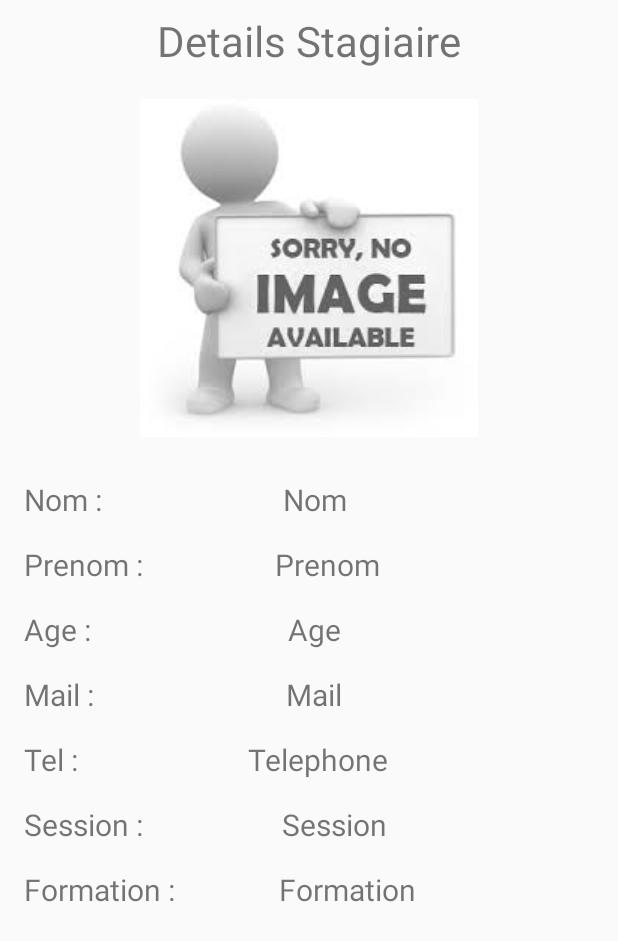
After one commit to commandantmarcos/evenements, an Android app: the layout activity_details_stagiaire.xml on its own in the app's theme, with its tools: preview values and no code run, on a phone screen of 412 x 824 dp. The commit adds this screen. Shown: the top 941 px of the screen. Run offline under Robolectric (Android 15) with nearby library versions, the phone set to English and light mode, and no system bars.

Commit message:
Details Stagiaire V1 (Layout + Activité + Strings + Image dans drawable)

```diff
--- /dev/null
+++ b/app/src/main/java/com/ldnr/evenements/DetailsStagiaireActivity.java
@@ -0,0 +1,61 @@
+package com.ldnr.evenements;
+
+import android.support.v7.app.AppCompatActivity;
+import android.os.Bundle;
+import android.widget.ImageView;
+import android.widget.TextView;
+
+import com.squareup.picasso.Picasso;
+
+/**
+ * Vue de détail des informations d'un stagiare
+ */
+public class DetailsStagiaireActivity extends AppCompatActivity {
+
+    // Ici les clés des extras contenant les informations
+    private String EXTRA_IMAGE = "imageUrl";
+    private String EXTRA_NOM = "nom";
+    private String EXTRA_PRENOM = "prenom";
+    private String EXTRA_AGE = "age";
+    private String EXTRA_MAIL = "mail";
+    private String EXTRA_TEL = "tel";
+    private String EXTRA_SESSION = "session";
+    private String EXTRA_FORMATION = "formation";
+
+    @Override
+    protected void onCreate(Bundle savedInstanceState) {
+        super.onCreate(savedInstanceState);
+        setContentView(R.layout.activity_details_stagiaire);
+
+        // Récupération des extras
+        Bundle extras = getIntent().getExtras();
+
+        // Si les extras sont présents on affecte aux champs leur valeur
+        if(extras != null) {
+
+            ImageView viewImage = findViewById(R.id.detailsImage);
+            Picasso.with(viewImage.getContext()).load(extras.getString(EXTRA_IMAGE)).centerCrop().fit().error(R.drawable.imagenotfound).into(viewImage);
+
+            TextView viewNom = findViewById(R.id.detailsNom);
+            viewNom.setText(extras.getString(EXTRA_NOM));
+
+            TextView viewPrenom = findViewById(R.id.detailsPrenom);
+            viewPrenom.setText(extras.getString(EXTRA_PRENOM));
+
+            TextView viewAge = findViewById(R.id.detailsAge);
+            viewAge.setText(extras.getString(EXTRA_AGE));
+
+            TextView viewMail = findViewById(R.id.detailsMail);
+            viewMail.setText(extras.getString(EXTRA_MAIL));
+
+            TextView viewTel = findViewById(R.id.detailsTel);
+            viewTel.setText(extras.getString(EXTRA_TEL));
+
+            TextView viewSession = findViewById(R.id.detailsSession);
+            viewSession.setText(extras.getString(EXTRA_SESSION));
+
+            TextView viewFormation = findViewById(R.id.detailsFormation);
+            viewFormation.setText(extras.getString(EXTRA_FORMATION));
+        }
+    }
+}
--- /dev/null
+++ b/app/src/main/res/layout/activity_details_stagiaire.xml
@@ -0,0 +1,211 @@
+<?xml version="1.0" encoding="utf-8"?>
+<android.support.constraint.ConstraintLayout xmlns:android="http://schemas.android.com/apk/res/android"
+    xmlns:app="http://schemas.android.com/apk/res-auto"
+    xmlns:tools="http://schemas.android.com/tools"
+    android:layout_width="match_parent"
+    android:layout_height="match_parent"
+    tools:context=".DetailsStagiaireActivity"
+    tools:layout_editor_absoluteY="81dp">
+
+    <TextView
+        android:id="@+id/detailsTitle"
+        android:layout_width="wrap_content"
+        android:layout_height="wrap_content"
+        android:layout_marginEnd="8dp"
+        android:layout_marginStart="8dp"
+        android:layout_marginTop="8dp"
+        android:textSize="28sp"
+        android:text="@string/detailsStagiaireTitre"
+        app:layout_constraintEnd_toEndOf="parent"
+        app:layout_constraintStart_toStartOf="parent"
+        app:layout_constraintTop_toTopOf="parent" />
+
+    <ImageView
+        android:id="@+id/detailsImage"
+        android:layout_width="wrap_content"
+        android:layout_height="wrap_content"
+        android:layout_marginEnd="8dp"
+        android:layout_marginStart="8dp"
+        android:layout_marginTop="20dp"
+        android:contentDescription="Stagiaire"
+        app:layout_constraintEnd_toEndOf="parent"
+        app:layout_constraintStart_toStartOf="parent"
+        app:layout_constraintTop_toBottomOf="@+id/detailsTitle"
+        app:srcCompat="@drawable/imagenotfound" />
+
+    <TextView
+        android:id="@+id/detailsLabelNom"
+        android:layout_width="wrap_content"
+        android:layout_height="wrap_content"
+        android:layout_marginStart="16dp"
+        android:layout_marginTop="28dp"
+        android:textSize="20sp"
+        android:text="@string/detailsStagiaireLabelNom"
+        app:layout_constraintStart_toStartOf="parent"
+        app:layout_constraintTop_toBottomOf="@+id/detailsImage" />
+
+    <TextView
+        android:id="@+id/detailsLabelPrenom"
+        android:layout_width="wrap_content"
+        android:layout_height="wrap_content"
+        android:layout_marginStart="16dp"
+        android:layout_marginTop="16dp"
+        android:textSize="20sp"
+        android:text="@string/detailsStagiaireLabelPrenom"
+        app:layout_constraintStart_toStartOf="parent"
+        app:layout_constraintTop_toBottomOf="@+id/detailsLabelNom" />
+
+    <TextView
+        android:id="@+id/detailsLabelAge"
+        android:layout_width="wrap_content"
+        android:layout_height="wrap_content"
+        android:layout_marginStart="16dp"
+        android:layout_marginTop="16dp"
+        android:textSize="20sp"
+        android:text="@string/detailsStagiaireLabelAge"
+        app:layout_constraintStart_toStartOf="parent"
+        app:layout_constraintTop_toBottomOf="@+id/detailsLabelPrenom" />
+
+    <TextView
+        android:id="@+id/detailsLabelMail"
+        android:layout_width="wrap_content"
+        android:layout_height="wrap_content"
+        android:layout_marginStart="16dp"
+        android:layout_marginTop="16dp"
+        android:textSize="20sp"
+        android:text="@string/detailsStagiaireLabelMail"
+        app:layout_constraintStart_toStartOf="parent"
+        app:layout_constraintTop_toBottomOf="@+id/detailsLabelAge" />
+
+    <TextView
+        android:id="@+id/detailsLabelTel"
+        android:layout_width="wrap_content"
+        android:layout_height="wrap_content"
+        android:layout_marginStart="16dp"
+        android:layout_marginTop="16dp"
+        android:textSize="20sp"
+        android:text="@string/detailsStagiaireLabelTel"
+        app:layout_constraintStart_toStartOf="parent"
+        app:layout_constraintTop_toBottomOf="@+id/detailsLabelMail" />
+
+    <TextView
+        android:id="@+id/detailsLabelSession"
+        android:layout_width="wrap_content"
+        android:layout_height="wrap_content"
+        android:layout_marginStart="16dp"
+        android:layout_marginTop="16dp"
+        android:textSize="20sp"
+        android:text="@string/detailsStagiaireLabelSession"
+        app:layout_constraintStart_toStartOf="parent"
+        app:layout_constraintTop_toBottomOf="@+id/detailsLabelTel" />
+
+    <TextView
+        android:id="@+id/detailsLabelFormation"
+        android:layout_width="wrap_content"
+        android:layout_height="wrap_content"
+        android:layout_marginStart="16dp"
+        android:layout_marginTop="16dp"
+        android:textSize="20sp"
+        android:text="@string/detailsStagiaireLabelFormation"
+        app:layout_constraintStart_toStartOf="parent"
+        app:layout_constraintTop_toBottomOf="@+id/detailsLabelSession" />
+
+    <TextView
+        android:id="@+id/detailsNom"
+        android:layout_width="wrap_content"
+        android:layout_height="wrap_content"
+        android:layout_marginEnd="8dp"
+        android:layout_marginStart="8dp"
+        android:layout_marginTop="28dp"
+        android:textSize="20sp"
+        android:text="Nom"
+        app:layout_constraintEnd_toEndOf="parent"
+        app:layout_constraintHorizontal_bias="0.396"
+        app:layout_constraintStart_toEndOf="@+id/detailsLabelNom"
+        app:layout_constraintTop_toBottomOf="@+id/detailsImage" />
+
+    <TextView
+        android:id="@+id/detailsPrenom"
+        android:layout_width="wrap_content"
+        android:layout_height="wrap_content"
+        android:layout_marginEnd="8dp"
+        android:layout_marginStart="8dp"
+        android:layout_marginTop="16dp"
+        android:textSize="20sp"
+        android:text="Prenom"
+        app:layout_constraintEnd_toEndOf="parent"
+        app:layout_constraintHorizontal_bias="0.348"
+        app:layout_constraintStart_toEndOf="@+id/detailsLabelPrenom"
+        app:layout_constraintTop_toBottomOf="@+id/detailsNom" />
+
+    <TextView
+        android:id="@+id/detailsAge"
+        android:layout_width="wrap_content"
+        android:layout_height="wrap_content"
+        android:layout_marginEnd="8dp"
+        android:layout_marginStart="8dp"
+        android:layout_marginTop="16dp"
+        android:textSize="20sp"
+        android:text="Age"
+        app:layout_constraintEnd_toEndOf="parent"
+        app:layout_constraintHorizontal_bias="0.41"
+        app:layout_constraintStart_toEndOf="@+id/detailsLabelAge"
+        app:layout_constraintTop_toBottomOf="@+id/detailsPrenom" />
+
+    <TextView
+        android:id="@+id/detailsMail"
+        android:layout_width="wrap_content"
+        android:layout_height="wrap_content"
+        android:layout_marginEnd="8dp"
+        android:layout_marginStart="8dp"
+        android:layout_marginTop="16dp"
+        android:textSize="20sp"
+        android:text="Mail"
+        app:layout_constraintEnd_toEndOf="parent"
+        app:layout_constraintHorizontal_bias="0.406"
+        app:layout_constraintStart_toEndOf="@+id/detailsLabelMail"
+        app:layout_constraintTop_toBottomOf="@+id/detailsAge" />
+
+    <TextView
+        android:id="@+id/detailsTel"
+        android:layout_width="wrap_content"
+        android:layout_height="wrap_content"
+        android:layout_marginEnd="8dp"
+        android:layout_marginStart="8dp"
+        android:layout_marginTop="16dp"
+        android:textSize="20sp"
+        android:text="Telephone"
+        app:layout_constraintEnd_toEndOf="parent"
+        app:layout_constraintHorizontal_bias="0.419"
+        app:layout_constraintStart_toEndOf="@+id/detailsLabelTel"
+        app:layout_constraintTop_toBottomOf="@+id/detailsMail" />
+
+    <TextView
+        android:id="@+id/detailsSession"
+        android:layout_width="wrap_content"
+        android:layout_height="wrap_content"
+        android:layout_marginEnd="8dp"
+        android:layout_marginStart="8dp"
+        android:layout_marginTop="16dp"
+        android:textSize="20sp"
+        android:text="Session"
+        app:layout_constraintEnd_toEndOf="parent"
+        app:layout_constraintHorizontal_bias="0.367"
+        app:layout_constraintStart_toEndOf="@+id/detailsLabelSession"
+        app:layout_constraintTop_toBottomOf="@+id/detailsTel" />
+
+    <TextView
+        android:id="@+id/detailsFormation"
+        android:layout_width="wrap_content"
+        android:layout_height="wrap_content"
+        android:layout_marginEnd="8dp"
+        android:layout_marginStart="8dp"
+        android:layout_marginTop="16dp"
+        android:textSize="20sp"
+        android:text="Formation"
+        app:layout_constraintEnd_toEndOf="parent"
+        app:layout_constraintHorizontal_bias="0.326"
+        app:layout_constraintStart_toEndOf="@+id/detailsLabelFormation"
+        app:layout_constraintTop_toBottomOf="@+id/detailsSession" />
+
+</android.support.constraint.ConstraintLayout>
--- a/app/src/main/res/values/strings.xml
+++ b/app/src/main/res/values/strings.xml
@@ -1,3 +1,11 @@
 <resources>
     <string name="app_name">Evenements</string>
+    <string name="detailsStagiaireTitre">Details Stagiaire</string>
+    <string name="detailsStagiaireLabelNom">Nom :</string>
+    <string name="detailsStagiaireLabelPrenom">Prenom :</string>
+    <string name="detailsStagiaireLabelAge">Age :</string>
+    <string name="detailsStagiaireLabelMail">Mail :</string>
+    <string name="detailsStagiaireLabelTel">Tel :</string>
+    <string name="detailsStagiaireLabelSession">Session :</string>
+    <string name="detailsStagiaireLabelFormation">Formation :</string>
 </resources>
```
Also changed, not shown: app/src/main/res/drawable/imagenotfound.jpg (added).
